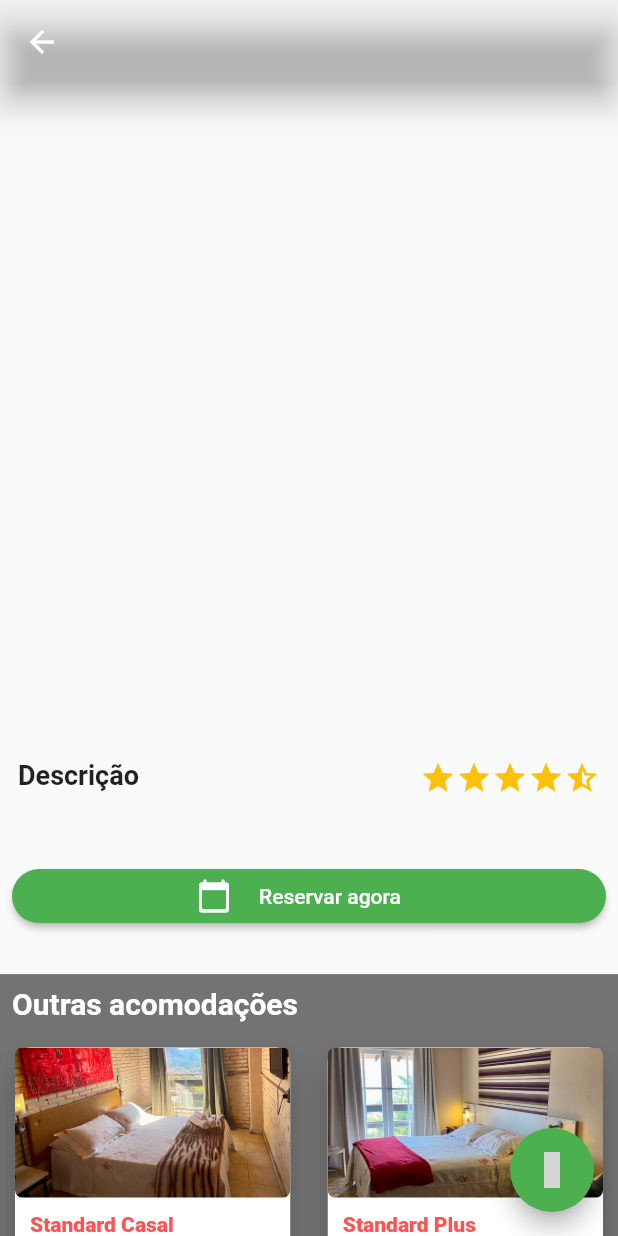
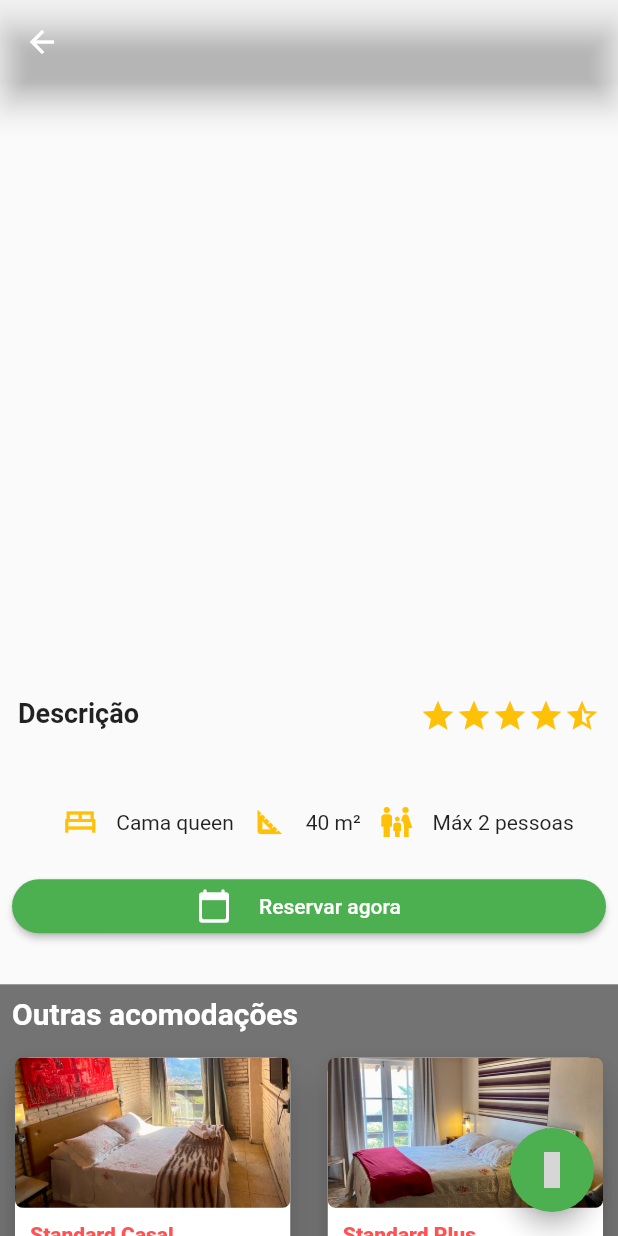
Before and after one commit to mattostiago/vdf, a Flutter app: the DetalhesAcomodacao screen opened directly with empty values, on a phone screen of 412 x 824 dp. Run offline on Flutter 3.47's test engine with Material 2 defaults, Android fonts, the phone set to English and light mode, and no system bars; drawn by our look-alikes of flutter_image_slideshow; our stand-ins replace carousel_slider; statements that could not run were skipped; grey boxes are pictures that could not be loaded.

Commit message:
Inclusão de ícones para camas, máx pessoas e metros quadrados.

```diff
--- a/lib/source/screens/detalhes_acomodacao.dart
+++ b/lib/source/screens/detalhes_acomodacao.dart
@@ -89,7 +89,7 @@ class DetalhesAcomodacao extends StatelessWidget {
             onPageChanged: (value) {
               //debugPrint('Page changed: $value');
             },
-            height: MediaQuery.of(context).size.height * 0.6,
+            height: MediaQuery.of(context).size.height * 0.55,
             indicatorRadius: 2,
             autoPlayInterval: 3000,
             isLoop: true,
@@ -204,6 +204,50 @@ class DetalhesAcomodacao extends StatelessWidget {
                       ),
                     ),
                   ),
+                  Padding(
+                      padding: const EdgeInsets.only(bottom: 0),
+                      child: Row(
+                        crossAxisAlignment: CrossAxisAlignment.center,
+                        mainAxisAlignment: MainAxisAlignment.center,
+                        children: [
+                          Row(
+                            children: [
+                              IconButton(
+                                onPressed: () {},
+                                icon: const Icon(
+                                  Icons.bed_sharp,
+                                  color: Colors.amber,
+                                ),
+                              ),
+                              const Text("Cama queen"),
+                            ],
+                          ),
+                          Row(
+                            children: [
+                              IconButton(
+                                onPressed: () {},
+                                icon: const Icon(
+                                  Icons.square_foot_outlined,
+                                  color: Colors.amber,
+                                ),
+                              ),
+                              const Text("40 m²"),
+                            ],
+                          ),
+                          Row(
+                            children: [
+                              IconButton(
+                                onPressed: () {},
+                                icon: const Icon(
+                                  Icons.family_restroom,
+                                  color: Colors.amber,
+                                ),
+                              ),
+                              const Text("Máx 2 pessoas"),
+                            ],
+                          ),
+                        ],
+                      )),
                   botao.botaoReservarAgora(context),
                   Padding(
                     padding: const EdgeInsets.only(
```
